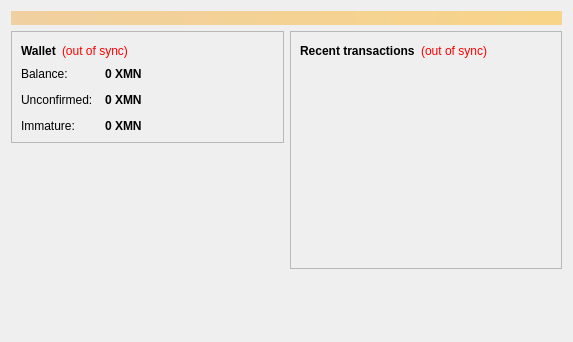
This is src/qt/forms/overviewpage.ui in noirofficial/noir as Qt 5 draws it before an edit. The edited form follows.
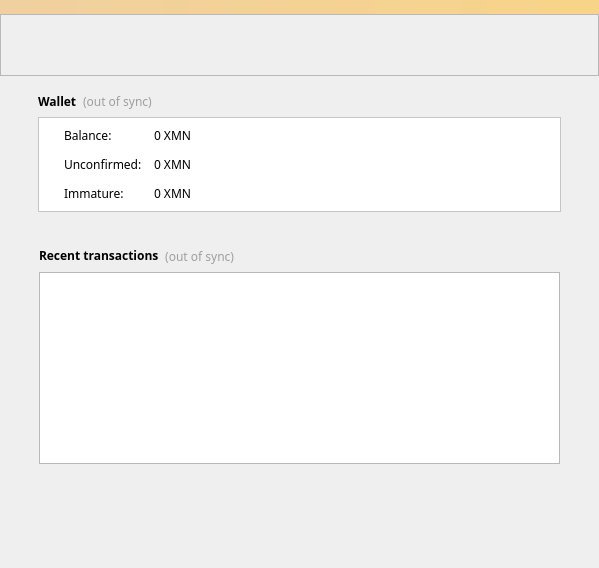
This is the edited form. Icons and pictures are not drawn.

Commit message: change in ui for desktop wallet

```diff
--- a/src/qt/forms/overviewpage.ui
+++ b/src/qt/forms/overviewpage.ui
@@ -6,14 +6,35 @@
    <rect>
     <x>0</x>
     <y>0</y>
-    <width>573</width>
-    <height>342</height>
+    <width>599</width>
+    <height>568</height>
    </rect>
   </property>
   <property name="windowTitle">
    <string>Form</string>
   </property>
+  <property name="autoFillBackground">
+   <bool>true</bool>
+  </property>
+  <property name="styleSheet">
+   <string notr="true"/>
+  </property>
   <layout class="QVBoxLayout" name="topLayout">
+   <property name="spacing">
+    <number>0</number>
+   </property>
+   <property name="leftMargin">
+    <number>0</number>
+   </property>
+   <property name="topMargin">
+    <number>0</number>
+   </property>
+   <property name="rightMargin">
+    <number>0</number>
+   </property>
+   <property name="bottomMargin">
+    <number>0</number>
+   </property>
    <item>
     <widget class="QLabel" name="labelAlerts">
      <property name="visible">
@@ -31,24 +52,109 @@
     </widget>
    </item>
    <item>
-    <layout class="QHBoxLayout" name="horizontalLayout" stretch="1,1">
+    <layout class="QHBoxLayout" name="horizontalLayout" stretch="0">
      <item>
       <layout class="QVBoxLayout" name="verticalLayout_2">
+       <item>
+        <layout class="QHBoxLayout" name="horizontalLayout_3">
+         <property name="spacing">
+          <number>0</number>
+         </property>
+         <property name="topMargin">
+          <number>0</number>
+         </property>
+         <item>
+          <widget class="QFrame" name="frame_3">
+           <property name="sizePolicy">
+            <sizepolicy hsizetype="Preferred" vsizetype="Preferred">
+             <horstretch>0</horstretch>
+             <verstretch>0</verstretch>
+            </sizepolicy>
+           </property>
+           <property name="minimumSize">
+            <size>
+             <width>575</width>
+             <height>62</height>
+            </size>
+           </property>
+           <property name="frameShape">
+            <enum>QFrame::StyledPanel</enum>
+           </property>
+           <property name="frameShadow">
+            <enum>QFrame::Raised</enum>
+           </property>
+           <widget class="QLabel" name="label_2">
+            <property name="geometry">
+             <rect>
+              <x>0</x>
+              <y>0</y>
+              <width>575</width>
+              <height>62</height>
+             </rect>
+            </property>
+            <property name="sizePolicy">
+             <sizepolicy hsizetype="Maximum" vsizetype="Maximum">
+              <horstretch>0</horstretch>
+              <verstretch>0</verstretch>
+             </sizepolicy>
+            </property>
+            <property name="minimumSize">
+             <size>
+              <width>575</width>
+              <height>62</height>
+             </size>
+            </property>
+            <property name="styleSheet">
+             <string notr="true">background-image: url(:/images/header_image);</string>
+            </property>
+            <property name="text">
+             <string/>
+            </property>
+           </widget>
+          </widget>
+         </item>
+        </layout>
+       </item>
        <item>
         <widget class="QFrame" name="frame">
+         <property name="styleSheet">
+          <string notr="true"/>
+         </property>
          <property name="frameShape">
-          <enum>QFrame::StyledPanel</enum>
+          <enum>QFrame::NoFrame</enum>
          </property>
          <property name="frameShadow">
           <enum>QFrame::Raised</enum>
          </property>
+         <property name="lineWidth">
+          <number>1</number>
+         </property>
+         <property name="midLineWidth">
+          <number>0</number>
+         </property>
          <layout class="QVBoxLayout" name="verticalLayout_4">
+          <property name="spacing">
+           <number>6</number>
+          </property>
+          <property name="leftMargin">
+           <number>38</number>
+          </property>
+          <property name="topMargin">
+           <number>15</number>
+          </property>
+          <property name="rightMargin">
+           <number>38</number>
+          </property>
+          <property name="bottomMargin">
+           <number>15</number>
+          </property>
           <item>
            <layout class="QHBoxLayout" name="horizontalLayout_4">
             <item>
              <widget class="QLabel" name="label_5">
               <property name="font">
                <font>
+                <family>Sans Serif</family>
                 <weight>75</weight>
                 <bold>true</bold>
                </font>
@@ -60,11 +166,16 @@
             </item>
             <item>
              <widget class="QLabel" name="labelWalletStatus">
+              <property name="font">
+               <font>
+                <family>Sans Serif</family>
+               </font>
+              </property>
               <property name="toolTip">
                <string>The displayed information may be out of date. Your wallet automatically synchronizes with the zoin network after a connection is established, but this process has not completed yet.</string>
               </property>
               <property name="styleSheet">
-               <string notr="true">QLabel { color: red; }</string>
+               <string notr="true">color: rgb(158, 158, 158);</string>
               </property>
               <property name="text">
                <string notr="true">(out of sync)</string>
@@ -90,6 +201,19 @@
            </layout>
           </item>
           <item>
+           <widget class="QFrame" name="balance_frame">
+            <property name="styleSheet">
+             <string notr="true">background-color: rgb(255, 255, 255);</string>
+            </property>
+            <property name="frameShape">
+             <enum>QFrame::StyledPanel</enum>
+            </property>
+            <property name="frameShadow">
+             <enum>QFrame::Plain</enum>
+            </property>
+            <property name="lineWidth">
+             <number>1</number>
+            </property>
            <layout class="QFormLayout" name="formLayout_2">
             <property name="fieldGrowthPolicy">
              <enum>QFormLayout::AllNonFixedFieldsGrow</enum>
@@ -100,8 +224,19 @@
             <property name="verticalSpacing">
              <number>12</number>
             </property>
+             <property name="leftMargin">
+              <number>25</number>
+             </property>
             <item row="0" column="0">
              <widget class="QLabel" name="label">
+               <property name="font">
+                <font>
+                 <family>Sans Serif</family>
+                </font>
+               </property>
+               <property name="styleSheet">
+                <string notr="true"/>
+               </property>
               <property name="text">
                <string>Balance:</string>
               </property>
@@ -111,8 +246,9 @@
              <widget class="QLabel" name="labelBalance">
               <property name="font">
                <font>
-                <weight>75</weight>
-                <bold>true</bold>
+                 <family>Sans Serif</family>
+                 <weight>50</weight>
+                 <bold>false</bold>
                </font>
               </property>
               <property name="cursor">
@@ -121,9 +257,15 @@
               <property name="toolTip">
                <string>Your current balance</string>
               </property>
+               <property name="styleSheet">
+                <string notr="true"/>
+               </property>
               <property name="text">
                <string notr="true">0 XMN</string>
               </property>
+               <property name="indent">
+                <number>-1</number>
+               </property>
               <property name="textInteractionFlags">
                <set>Qt::LinksAccessibleByMouse|Qt::TextSelectableByKeyboard|Qt::TextSelectableByMouse</set>
               </property>
@@ -131,6 +273,14 @@
             </item>
             <item row="1" column="0">
              <widget class="QLabel" name="label_3">
+               <property name="font">
+                <font>
+                 <family>Sans Serif</family>
+                </font>
+               </property>
+               <property name="styleSheet">
+                <string notr="true"/>
+               </property>
               <property name="text">
                <string>Unconfirmed:</string>
               </property>
@@ -140,8 +290,9 @@
              <widget class="QLabel" name="labelUnconfirmed">
               <property name="font">
                <font>
-                <weight>75</weight>
-                <bold>true</bold>
+                 <family>Sans Serif</family>
+                 <weight>50</weight>
+                 <bold>false</bold>
                </font>
               </property>
               <property name="cursor">
@@ -150,6 +301,9 @@
               <property name="toolTip">
                <string>Total of transactions that have yet to be confirmed, and do not yet count toward the current balance</string>
               </property>
+               <property name="styleSheet">
+                <string notr="true"/>
+               </property>
               <property name="text">
                <string notr="true">0 XMN</string>
               </property>
@@ -160,6 +314,14 @@
             </item>
             <item row="2" column="0">
              <widget class="QLabel" name="labelImmatureText">
+               <property name="font">
+                <font>
+                 <family>Sans Serif</family>
+                </font>
+               </property>
+               <property name="styleSheet">
+                <string notr="true"/>
+               </property>
               <property name="text">
                <string>Immature:</string>
               </property>
@@ -169,13 +331,17 @@
              <widget class="QLabel" name="labelImmature">
               <property name="font">
                <font>
-                <weight>75</weight>
-                <bold>true</bold>
+                 <family>Sans Serif</family>
+                 <weight>50</weight>
+                 <bold>false</bold>
                </font>
               </property>
               <property name="toolTip">
                <string>Mined balance that has not yet matured</string>
               </property>
+               <property name="styleSheet">
+                <string notr="true"/>
+               </property>
               <property name="text">
                <string notr="true">0 XMN</string>
               </property>
@@ -185,6 +351,7 @@
              </widget>
             </item>
            </layout>
+           </widget>
           </item>
          </layout>
         </widget>
@@ -194,22 +361,32 @@
          <property name="orientation">
           <enum>Qt::Vertical</enum>
          </property>
+         <property name="sizeType">
+          <enum>QSizePolicy::Preferred</enum>
+         </property>
          <property name="sizeHint" stdset="0">
           <size>
            <width>20</width>
-           <height>40</height>
+           <height>10</height>
           </size>
          </property>
         </spacer>
-       </item>
-      </layout>
      </item>
      <item>
       <layout class="QVBoxLayout" name="verticalLayout_3">
+         <property name="leftMargin">
+          <number>30</number>
+         </property>
+         <property name="rightMargin">
+          <number>30</number>
+         </property>
        <item>
         <widget class="QFrame" name="frame_2">
+           <property name="styleSheet">
+            <string notr="true"/>
+           </property>
          <property name="frameShape">
-          <enum>QFrame::StyledPanel</enum>
+            <enum>QFrame::NoFrame</enum>
          </property>
          <property name="frameShadow">
           <enum>QFrame::Raised</enum>
@@ -219,6 +396,17 @@
            <layout class="QHBoxLayout" name="horizontalLayout_2">
             <item>
              <widget class="QLabel" name="label_4">
+                <property name="font">
+                 <font>
+                  <family>Sans Serif</family>
+                  <weight>50</weight>
+                  <italic>false</italic>
+                  <bold>false</bold>
+                 </font>
+                </property>
+                <property name="styleSheet">
+                 <string notr="true"/>
+                </property>
               <property name="text">
                <string>&lt;b&gt;Recent transactions&lt;/b&gt;</string>
               </property>
@@ -226,11 +414,16 @@
             </item>
             <item>
              <widget class="QLabel" name="labelTransactionsStatus">
+                <property name="font">
+                 <font>
+                  <family>Sans Serif</family>
+                 </font>
+                </property>
               <property name="toolTip">
                <string>The displayed information may be out of date. Your wallet automatically synchronizes with the zoin network after a connection is established, but this process has not completed yet.</string>
               </property>
               <property name="styleSheet">
-               <string notr="true">QLabel { color: red; }</string>
+                 <string notr="true">color: rgb(158, 158, 158);</string>
               </property>
               <property name="text">
                <string notr="true">(out of sync)</string>
@@ -258,10 +451,15 @@
           <item>
            <widget class="QListView" name="listTransactions">
             <property name="styleSheet">
-             <string notr="true">QListView { background: transparent; }</string>
+               <string notr="true">
+background-color: rgb(255, 255, 255);
+QListView { background: transparent; };</string>
             </property>
             <property name="frameShape">
-             <enum>QFrame::NoFrame</enum>
+               <enum>QFrame::StyledPanel</enum>
+              </property>
+              <property name="frameShadow">
+               <enum>QFrame::Plain</enum>
             </property>
             <property name="verticalScrollBarPolicy">
              <enum>Qt::ScrollBarAlwaysOff</enum>
@@ -289,6 +487,8 @@
           </size>
          </property>
         </spacer>
+         </item>
+        </layout>
        </item>
       </layout>
      </item>
```
Lines whose indentation alone changed are shown as unchanged. The commit also changes 7 other files.
